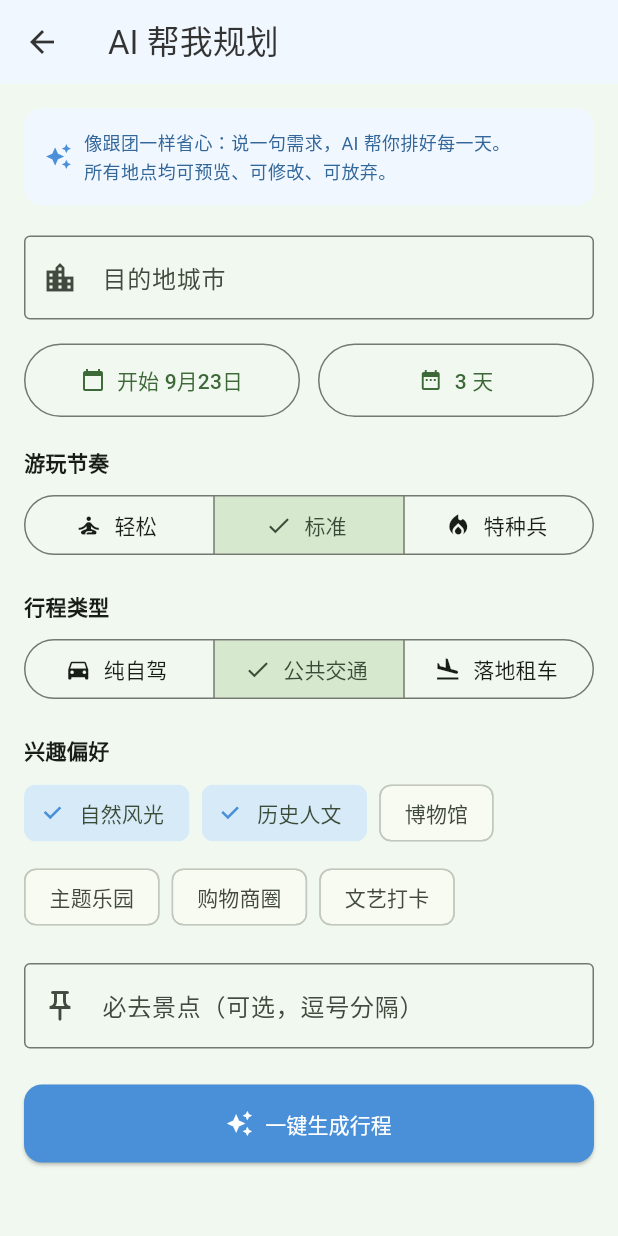
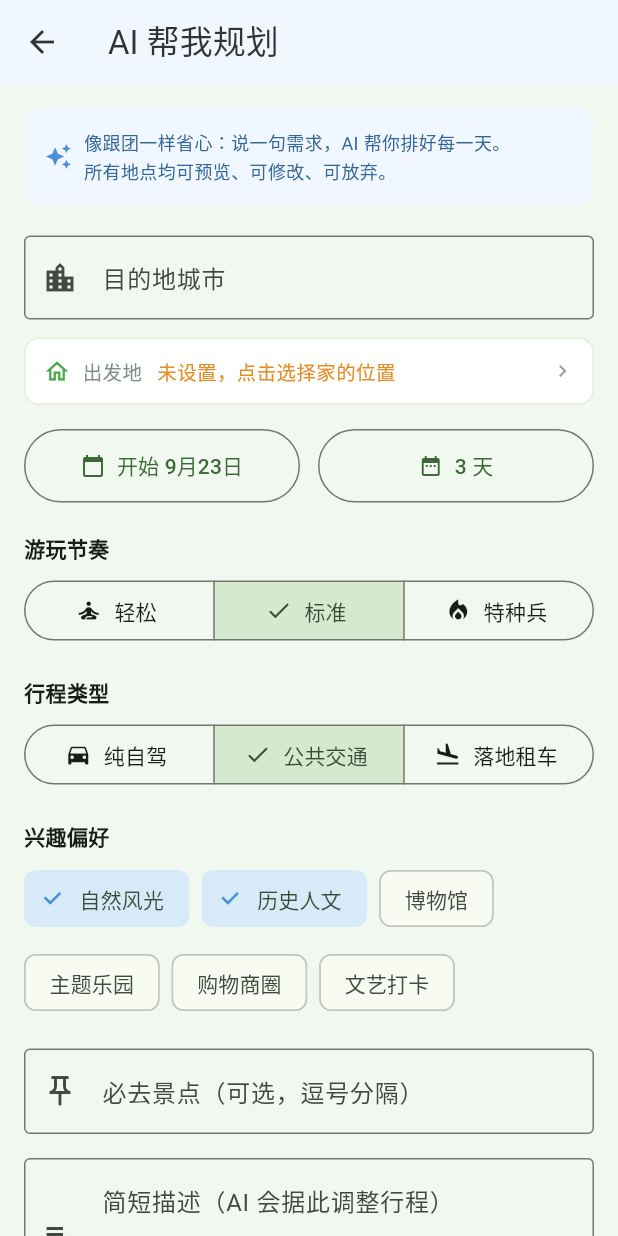
Before and after one commit to ningwhy/TripLobsterAI, a Flutter app: the AiPlanPage screen opened directly, on a phone screen of 412 x 824 dp. Run offline on Flutter 3.47's test engine with Material 3 defaults, Android fonts, the light colour scheme and no system bars; our stand-ins replace shared_preferences; accounts and stored records are empty.

Commit message:
AI规划: 简短描述参数(关键词提取兴趣/节奏)+家为默认出发地; 修复轻松节奏天早结束不插午餐

```diff
--- a/lib/pages/ai_plan_page.dart
+++ b/lib/pages/ai_plan_page.dart
@@ -4,6 +4,8 @@ import 'package:provider/provider.dart';
 import '../models/trip_models.dart';
 import '../providers/trip_provider.dart';
 import '../services/api_client.dart';
+import '../theme/app_colors.dart';
+import 'location_search_page.dart';
 import 'trip_preview_page.dart';
 
 /// P0-2 AI 智能行程生成
@@ -29,6 +31,7 @@ class _AiPlanPageState extends State<AiPlanPage> {
 
   final _cityController = TextEditingController();
   final _mustController = TextEditingController();
+  final _descController = TextEditingController();
   DateTime _startDate = DateTime.now().add(const Duration(days: 14));
   int _days = 3;
   String _pace = 'normal';
@@ -51,6 +54,7 @@ class _AiPlanPageState extends State<AiPlanPage> {
   void dispose() {
     _cityController.dispose();
     _mustController.dispose();
+    _descController.dispose();
     super.dispose();
   }
 
@@ -66,6 +70,7 @@ class _AiPlanPageState extends State<AiPlanPage> {
       _result = null;
     });
     try {
+      final provider = context.read<TripProvider>();
       final result = await ApiClient.generatePlan(
         city: city,
         days: _days,
@@ -73,6 +78,8 @@ class _AiPlanPageState extends State<AiPlanPage> {
         pace: _pace,
         interests: _selectedInterests.toList(),
         tripMode: _tripMode.name,
+        description: _descController.text.trim(),
+        fromCity: provider.homeLocation?.city,
         mustVisit: _mustController.text
             .split(RegExp(r'[,，、\s]+'))
             .where((e) => e.trim().isNotEmpty)
@@ -146,6 +153,7 @@ class _AiPlanPageState extends State<AiPlanPage> {
         (e) => e.name == tripData['tripMode'],
         orElse: () => TripMode.pureTransit,
       ),
+      homeLocation: context.read<TripProvider>().homeLocation,
       createdAt: now,
       updatedAt: now,
     );
@@ -210,6 +218,8 @@ class _AiPlanPageState extends State<AiPlanPage> {
             border: OutlineInputBorder(),
           ),
         ),
+        const SizedBox(height: 12),
+        _buildDepartureRow(),
         const SizedBox(height: 16),
         Row(
           children: [
@@ -291,6 +301,19 @@ class _AiPlanPageState extends State<AiPlanPage> {
             hintText: '如：西湖, 灵隐寺',
             prefixIcon: Icon(Icons.push_pin_outlined),
             border: OutlineInputBorder(),
+          ),
+        ),
+        const SizedBox(height: 16),
+        TextField(
+          controller: _descController,
+          maxLines: 3,
+          maxLength: 120,
+          decoration: const InputDecoration(
+            labelText: '简短描述（AI 会据此调整行程）',
+            hintText: '如：带爸妈和娃，想吃本地菜，节奏慢些\n首次去，想去经典景点',
+            prefixIcon: Icon(Icons.edit_note),
+            border: OutlineInputBorder(),
+            alignLabelWithHint: true,
           ),
         ),
         if (_error != null) ...[
@@ -468,6 +491,67 @@ class _AiPlanPageState extends State<AiPlanPage> {
     );
   }
 
+  /// 出发地行：默认取“家”，未设置时引导去没置
+  Widget _buildDepartureRow() {
+    return Consumer<TripProvider>(
+      builder: (context, provider, _) {
+        final home = provider.homeLocation;
+        return InkWell(
+          onTap: () async {
+            final result = await Navigator.push<Location>(
+              context,
+              MaterialPageRoute(builder: (_) => const LocationSearchPage()),
+            );
+            if (result == null || !mounted) return;
+            await provider.setHomeLocation(HomeLocation(
+              id: 'home',
+              name: result.name,
+              address: result.address,
+              latitude: result.latitude,
+              longitude: result.longitude,
+              city: result.city,
+              district: result.district,
+            ));
+          },
+          borderRadius: BorderRadius.circular(10),
+          child: Container(
+            padding: const EdgeInsets.symmetric(horizontal: 12, vertical: 12),
+            decoration: BoxDecoration(
+              color: Colors.white,
+              borderRadius: BorderRadius.circular(10),
+              border: Border.all(color: const Color(0xFFE3EDE2)),
+            ),
+            child: Row(
+              children: [
+                const Icon(Icons.home_outlined, size: 18, color: Color(0xFF4CA84A)),
+                const SizedBox(width: 8),
+                const Text('出发地', style: TextStyle(fontSize: 13, color: AppColors.textSub)),
+                const SizedBox(width: 10),
+                Expanded(
+                  child: Text(
+                    home != null ? (home.city != null && home.city!.isNotEmpty ? home.city! : home.name) : '未设置，点击选择家的位置',
+                    style: TextStyle(
+                      fontSize: 13,
+                      color: home != null ? const Color(0xFF2E4A38) : const Color(0xFFE58E26),
+                      fontWeight: home != null ? FontWeight.w500 : FontWeight.normal,
+                    ),
+                    maxLines: 1,
+                    overflow: TextOverflow.ellipsis,
+                  ),
+                ),
+                Icon(
+                  home != null ? Icons.check_circle : Icons.chevron_right,
+                  size: 16,
+                  color: home != null ? const Color(0xFF4CA84A) : Colors.grey,
+                ),
+              ],
+            ),
+          ),
+        );
+      },
+    );
+  }
+
   Future<void> _pickDate() async {
     final picked = await showDatePicker(
       context: context,
--- a/lib/services/api_client.dart
+++ b/lib/services/api_client.dart
@@ -135,6 +135,8 @@ class ApiClient {
     required String pace,
     required List<String> interests,
     String tripMode = 'pureTransit',
+    String description = '',
+    String? fromCity,
     List<String> mustVisit = const [],
   }) async {
     final data = await _request('POST', '/api/planner/generate', body: {
@@ -144,6 +146,8 @@ class ApiClient {
       'pace': pace,
       'interests': interests,
       'tripMode': tripMode,
+      'description': description,
+      'fromCity': fromCity,
       'mustVisit': mustVisit,
     }, timeout: _longTimeout, retries: 0);
     return Map<String, dynamic>.from(data);
```
Also changed, not shown: 2 other files.
